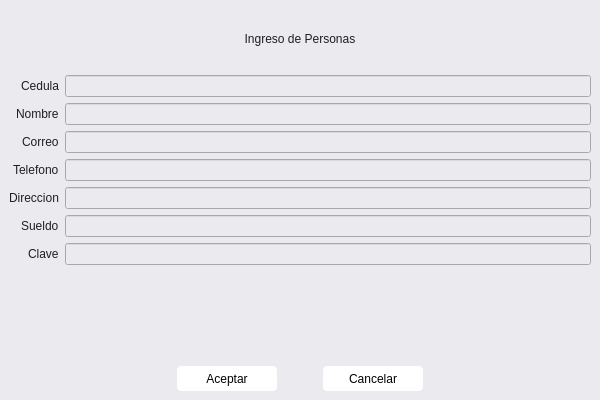
Above: view/formPersonas.ui from donjosh-ua/agencia_inmobiliaria before the change. Below: the same form after it.
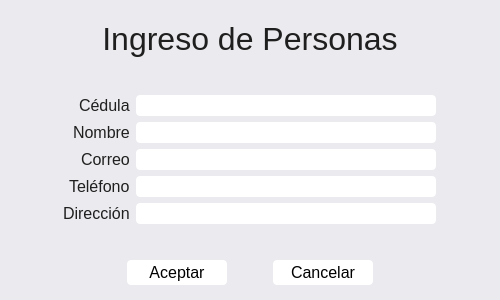
That is the form after the change.

```diff
--- a/view/formPersonas.ui
+++ b/view/formPersonas.ui
@@ -6,10 +6,27 @@
    <rect>
     <x>0</x>
     <y>0</y>
-    <width>600</width>
-    <height>400</height>
+    <width>500</width>
+    <height>300</height>
    </rect>
   </property>
+  <property name="minimumSize">
+   <size>
+    <width>500</width>
+    <height>300</height>
+   </size>
+  </property>
+  <property name="maximumSize">
+   <size>
+    <width>500</width>
+    <height>300</height>
+   </size>
+  </property>
+  <property name="font">
+   <font>
+    <pointsize>12</pointsize>
+   </font>
+  </property>
   <property name="windowTitle">
    <string>MainWindow</string>
   </property>
@@ -27,6 +44,11 @@
         <height>60</height>
        </size>
       </property>
+      <property name="font">
+       <font>
+        <pointsize>24</pointsize>
+       </font>
+      </property>
       <property name="text">
        <string>Ingreso de Personas</string>
       </property>
@@ -35,84 +57,223 @@
       </property>
      </widget>
     </item>
-    <item>
+    <item alignment="Qt::AlignHCenter|Qt::AlignVCenter">
+     <widget class="QWidget" name="" native="true">
      <layout class="QFormLayout" name="formulario">
       <property name="labelAlignment">
        <set>Qt::AlignRight|Qt::AlignTrailing|Qt::AlignVCenter</set>
       </property>
       <item row="0" column="0">
        <widget class="QLabel" name="label_2">
+         <property name="font">
+          <font>
+           <pointsize>12</pointsize>
+          </font>
+         </property>
         <property name="text">
-         <string>Cedula</string>
+          <string>Cédula</string>
         </property>
        </widget>
       </item>
       <item row="0" column="1">
-       <widget class="QLineEdit" name="txtCedula"/>
+        <widget class="QLineEdit" name="txtCedula">
+         <property name="minimumSize">
+          <size>
+           <width>300</width>
+           <height>0</height>
+          </size>
+         </property>
+         <property name="maximumSize">
+          <size>
+           <width>300</width>
+           <height>16777215</height>
+          </size>
+         </property>
+         <property name="font">
+          <font>
+           <pointsize>12</pointsize>
+          </font>
+         </property>
+         <property name="styleSheet">
+          <string notr="true">QLineEdit{
+	color: black;
+	background-color: white;
+	border-radius: 4px;
+}</string>
+         </property>
+        </widget>
       </item>
       <item row="1" column="0">
        <widget class="QLabel" name="label_5">
+         <property name="font">
+          <font>
+           <pointsize>12</pointsize>
+          </font>
+         </property>
         <property name="text">
          <string>Nombre</string>
         </property>
        </widget>
       </item>
       <item row="1" column="1">
-       <widget class="QLineEdit" name="txtNombre"/>
+        <widget class="QLineEdit" name="txtNombre">
+         <property name="minimumSize">
+          <size>
+           <width>300</width>
+           <height>0</height>
+          </size>
+         </property>
+         <property name="maximumSize">
+          <size>
+           <width>300</width>
+           <height>16777215</height>
+          </size>
+         </property>
+         <property name="font">
+          <font>
+           <pointsize>12</pointsize>
+          </font>
+         </property>
+         <property name="styleSheet">
+          <string notr="true">QLineEdit{
+	color: black;
+	background-color: white;
+	border-radius: 4px;
+}</string>
+         </property>
+        </widget>
       </item>
       <item row="2" column="0">
        <widget class="QLabel" name="label_7">
+         <property name="font">
+          <font>
+           <pointsize>12</pointsize>
+          </font>
+         </property>
         <property name="text">
          <string>Correo</string>
         </property>
        </widget>
       </item>
       <item row="2" column="1">
-       <widget class="QLineEdit" name="txtCorreo"/>
+        <widget class="QLineEdit" name="txtCorreo">
+         <property name="minimumSize">
+          <size>
+           <width>300</width>
+           <height>0</height>
+          </size>
+         </property>
+         <property name="maximumSize">
+          <size>
+           <width>300</width>
+           <height>16777215</height>
+          </size>
+         </property>
+         <property name="font">
+          <font>
+           <pointsize>12</pointsize>
+          </font>
+         </property>
+         <property name="styleSheet">
+          <string notr="true">QLineEdit{
+	color: black;
+	background-color: white;
+	border-radius: 4px;
+}</string>
+         </property>
+        </widget>
       </item>
       <item row="3" column="0">
        <widget class="QLabel" name="label_6">
+         <property name="font">
+          <font>
+           <pointsize>12</pointsize>
+          </font>
+         </property>
         <property name="text">
-         <string>Telefono</string>
+          <string>Teléfono</string>
         </property>
        </widget>
       </item>
       <item row="3" column="1">
-       <widget class="QLineEdit" name="txtTelefono"/>
+        <widget class="QLineEdit" name="txtTelefono">
+         <property name="minimumSize">
+          <size>
+           <width>300</width>
+           <height>0</height>
+          </size>
+         </property>
+         <property name="maximumSize">
+          <size>
+           <width>300</width>
+           <height>16777215</height>
+          </size>
+         </property>
+         <property name="font">
+          <font>
+           <pointsize>12</pointsize>
+          </font>
+         </property>
+         <property name="styleSheet">
+          <string notr="true">QLineEdit{
+	color: black;
+	background-color: white;
+	border-radius: 4px;
+}</string>
+         </property>
+        </widget>
       </item>
       <item row="4" column="0">
        <widget class="QLabel" name="label_4">
+         <property name="font">
+          <font>
+           <pointsize>12</pointsize>
+          </font>
+         </property>
         <property name="text">
-         <string>Direccion</string>
+          <string>Dirección</string>
         </property>
        </widget>
       </item>
       <item row="4" column="1">
-       <widget class="QLineEdit" name="txtDireccion"/>
-      </item>
-      <item row="5" column="0">
-       <widget class="QLabel" name="label_3">
-        <property name="text">
-         <string>Sueldo</string>
-        </property>
-       </widget>
-      </item>
-      <item row="5" column="1">
-       <widget class="QLineEdit" name="txtSueldo"/>
-      </item>
-      <item row="6" column="0">
-       <widget class="QLabel" name="label_8">
-        <property name="text">
-         <string>Clave</string>
-        </property>
-       </widget>
-      </item>
-      <item row="6" column="1">
-       <widget class="QLineEdit" name="txtClave"/>
-      </item>
-     </layout>
+        <widget class="QLineEdit" name="txtDireccion">
+         <property name="minimumSize">
+          <size>
+           <width>300</width>
+           <height>0</height>
+          </size>
+         </property>
+         <property name="maximumSize">
+          <size>
+           <width>300</width>
+           <height>16777215</height>
+          </size>
+         </property>
+         <property name="font">
+          <font>
+           <pointsize>12</pointsize>
+          </font>
+         </property>
+         <property name="styleSheet">
+          <string notr="true">QLineEdit{
+	color: black;
+	background-color: white;
+	border-radius: 4px;
+}</string>
+         </property>
+        </widget>
+       </item>
+      </layout>
+     </widget>
     </item>
     <item>
+     <widget class="QWidget" name="" native="true">
+      <property name="maximumSize">
+       <size>
+        <width>16777215</width>
+        <height>40</height>
+       </size>
+      </property>
      <layout class="QHBoxLayout" name="horizontalLayout">
       <item>
        <spacer name="horizontalSpacer">
@@ -141,6 +302,11 @@
           <height>25</height>
          </size>
         </property>
+         <property name="font">
+          <font>
+           <pointsize>12</pointsize>
+          </font>
+         </property>
         <property name="styleSheet">
          <string notr="true">QPushButton{
 	color: black;
@@ -188,6 +354,11 @@
           <height>25</height>
          </size>
         </property>
+         <property name="font">
+          <font>
+           <pointsize>12</pointsize>
+          </font>
+         </property>
         <property name="styleSheet">
          <string notr="true">QPushButton{
 	color: black;
@@ -219,6 +390,7 @@
        </spacer>
       </item>
      </layout>
+     </widget>
     </item>
    </layout>
   </widget>
```
Lines whose indentation alone changed are shown as unchanged.
